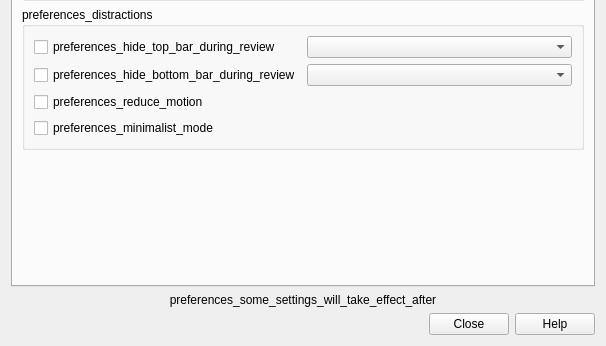
Before: the Qt Designer form qt/aqt/forms/preferences.ui in ankitects/anki, drawn with Qt 5; both pictures show x 0 to 606 and y 292 to 638 of the 606 by 638 pixel window.
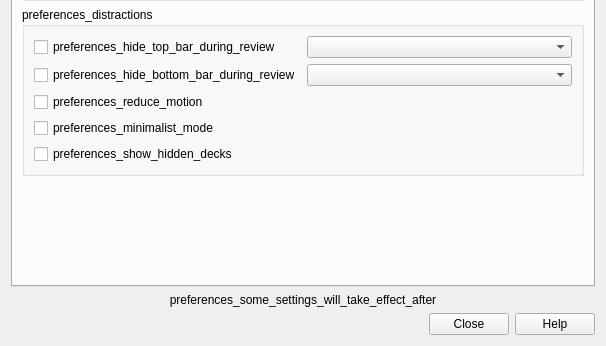
After: the same form once the commit is applied.

Commit message: #3173 Add hide/unhide logic Add Show hidden decks preferences option

What changed in the file:
```diff
--- a/qt/aqt/forms/preferences.ui
+++ b/qt/aqt/forms/preferences.ui
@@ -216,6 +216,19 @@
             </property>
            </widget>
           </item>
+          <item row="5" column="0">
+           <widget class="QCheckBox" name="show_hidden_decks">
+            <property name="sizePolicy">
+             <sizepolicy hsizetype="Fixed" vsizetype="Fixed">
+              <horstretch>0</horstretch>
+              <verstretch>0</verstretch>
+             </sizepolicy>
+            </property>
+            <property name="text">
+             <string>preferences_show_hidden_decks</string>
+            </property>
+           </widget>
+          </item>
           <item row="0" column="1">
            <widget class="QComboBox" name="topBarComboBox">
             <property name="sizePolicy">
```
The commit also changes 15 other files.
